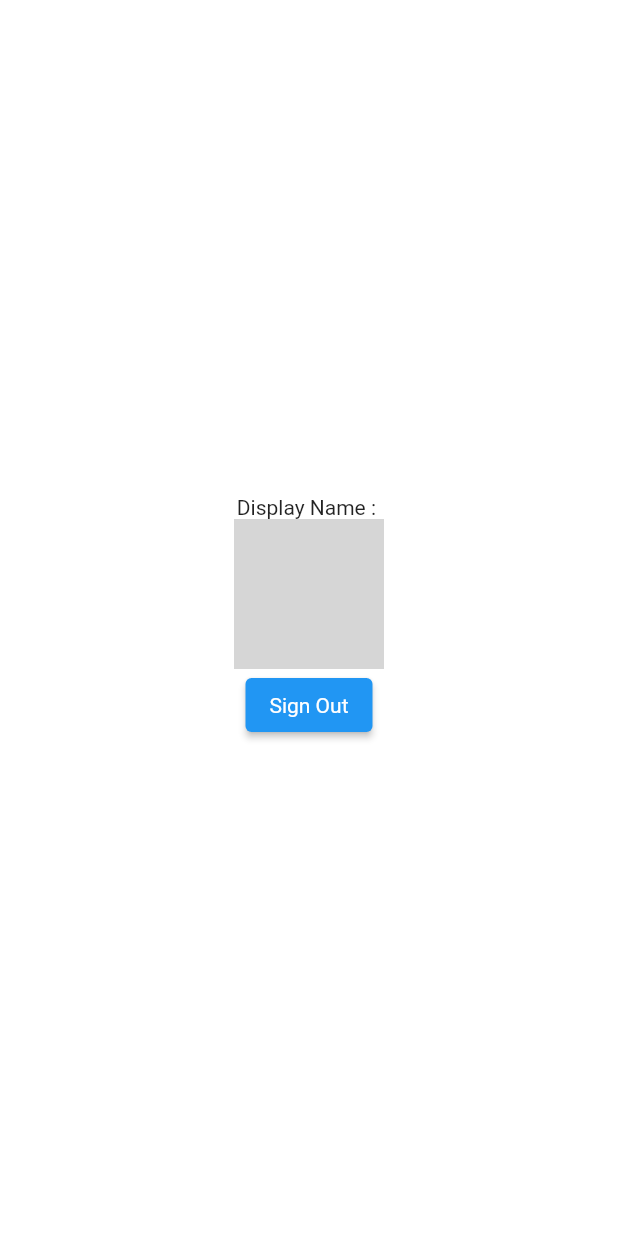
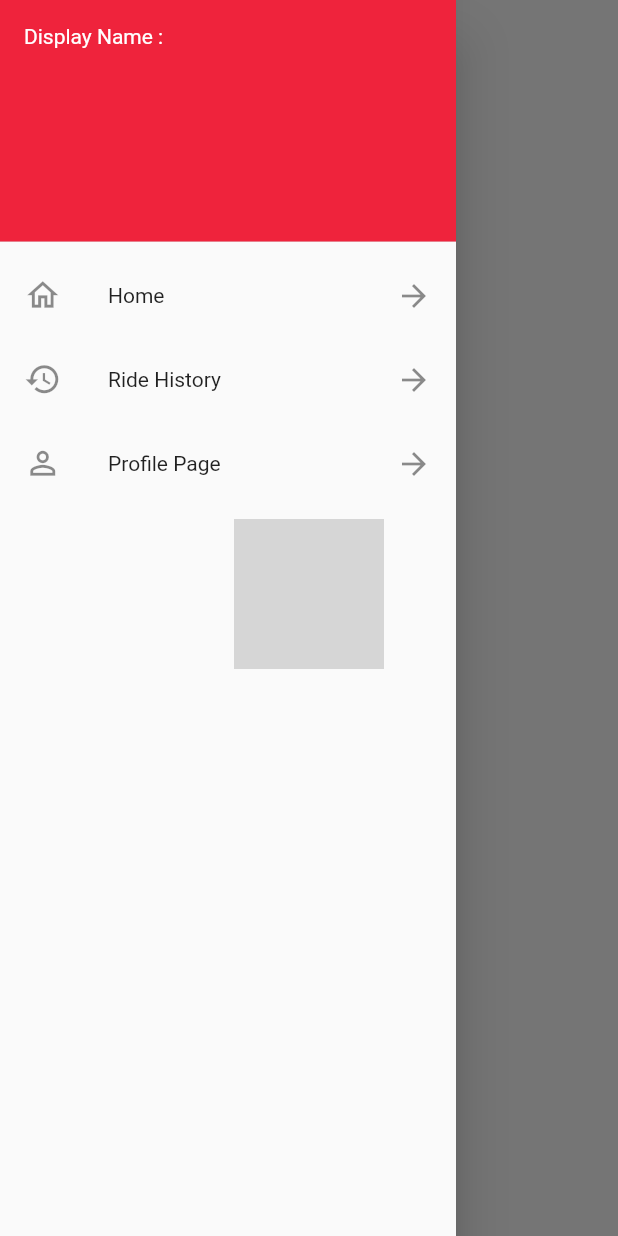
Before and after one commit to Shreyam-Saha/Fast-Aid, a Flutter app: the ProfilePage screen opened directly, with the side drawer open (before the commit the screen has no drawer), on a phone screen of 412 x 824 dp. Run offline on Flutter 3.47's test engine with Material 2 defaults, Android fonts, the phone set to English and light mode, and no system bars; our stand-ins replace firebase_auth, firebase_core, font_awesome_flutter, google_maps_flutter, google_sign_in; missing offline and left inert: sk_onboarding_screen; accounts and stored records are empty; grey boxes are pictures that could not be loaded.

Commit message:
Addded Drawer and solved new User issue

```diff
--- /dev/null
+++ b/lib/custom-widgets/Custom-Drawer.dart
@@ -0,0 +1,107 @@
+import 'dart:async';
+
+import 'package:fast_aid/constants/Color-Constants.dart';
+import 'package:fast_aid/pages/Home-Page.dart';
+import 'package:fast_aid/pages/Profile-Page.dart';
+import 'package:fast_aid/pages/Ride-History.dart';
+import 'package:fast_aid/utils/authentication/google-sign-in.dart';
+import 'package:firebase_auth/firebase_auth.dart';
+import 'package:flutter/material.dart';
+import 'package:provider/provider.dart';
+
+class CustomDrawer extends StatefulWidget {
+  const CustomDrawer({Key key}) : super(key: key);
+
+  @override
+  _CustomDrawerState createState() => _CustomDrawerState();
+}
+
+class _CustomDrawerState extends State<CustomDrawer> {
+  StreamSubscription<User> loginStateSubscription;
+  @override
+  void initState() {
+    var googleAuth = Provider.of<GoogleAuth>(context, listen: false);
+    loginStateSubscription = googleAuth.currentUser.listen((fbUser) {
+      if (fbUser == null) {
+        Navigator.pop(context);
+      }
+    });
+    super.initState();
+  }
+
+  @override
+  void dispose() {
+    loginStateSubscription.cancel();
+    super.dispose();
+  }
+
+  @override
+  Widget build(BuildContext context) {
+    final googleAuth = Provider.of<GoogleAuth>(context);
+    final currentUser = FirebaseAuth.instance.currentUser;
+    return Drawer(
+      child: ListView(
+        padding: EdgeInsets.zero,
+        children: <Widget>[
+          DrawerHeader(
+            decoration: BoxDecoration(
+              color: kImperialRed,
+            ),
+            child: Text(
+              'Display Name : ${currentUser.displayName}',
+              style: TextStyle(color: Colors.white),
+            ),
+          ),
+          ListTile(
+            leading: Icon(
+              Icons.home_outlined,
+              size: 25.0,
+            ),
+            title: Text('Home'),
+            trailing: Icon(Icons.arrow_forward),
+            onTap: () {
+              // Update the state of the app
+              // ...
+              // Then close the drawer
+              Navigator.of(context).pop();
+              Navigator.of(context)
+                  .push(MaterialPageRoute(builder: (context) => HomePage()));
+            },
+          ),
+          ListTile(
+            leading: Icon(
+              Icons.history_outlined,
+              size: 25.0,
+            ),
+            title: Text('Ride History'),
+            trailing: Icon(Icons.arrow_forward),
+            onTap: () {
+              // Update the state of the app
+              // ...
+              // Then close the drawer
+              Navigator.of(context).pop();
+              Navigator.of(context).push(
+                  MaterialPageRoute(builder: (context) => RideHistoryPage()));
+            },
+          ),
+          ListTile(
+            leading: Icon(
+              Icons.person_outline,
+              size: 25.0,
+            ),
+            title: Text('Profile Page'),
+            trailing: Icon(Icons.arrow_forward),
+            onTap: () {
+              // Update the state of the app
+              // ...
+              // Then close the drawer
+              Navigator.of(context).pop();
+              Navigator.of(context)
+                  .push(MaterialPageRoute(builder: (context) => ProfilePage()));
+            },
+          ),
+        ],
+      ),
+    );
+  }
+}
--- a/lib/main.dart
+++ b/lib/main.dart
@@ -1,4 +1,4 @@
-import 'package:fast_aid/pages/Landing-Page.dart';
+import 'package:fast_aid/pages/Home-Page.dart';
 import 'package:fast_aid/pages/Sign-Up-Page.dart';
 import 'package:fast_aid/utils/authentication/google-sign-in.dart';
 import 'package:firebase_core/firebase_core.dart';
@@ -24,7 +24,9 @@ class MyApp extends StatelessWidget {
           fontFamily: 'Roboto',
           primarySwatch: Colors.blue,
         ),
-        home: GoogleAuth().isSignedIn ? LandingPage() : SignUpPage(),
+        home: (GoogleAuth().isSignedIn && !GoogleAuth().isNewUser)
+            ? HomePage()
+            : SignUpPage(),
       ),
     );
   }
--- a/lib/pages/Home-Page.dart
+++ b/lib/pages/Home-Page.dart
@@ -1,5 +1,6 @@
 import 'dart:async';
 import 'package:fast_aid/constants/Color-Constants.dart';
+import 'package:fast_aid/custom-widgets/Custom-Drawer.dart';
 import 'package:flutter/material.dart';
 import 'package:google_maps_flutter/google_maps_flutter.dart';
 
@@ -18,6 +19,7 @@ class _HomePageState extends State<HomePage> {
 
   Widget build(BuildContext context) {
     return Scaffold(
+      drawer: CustomDrawer(),
       body: Stack(
         children: <Widget>[
           GoogleMap(
--- a/lib/pages/Profile-Page.dart
+++ b/lib/pages/Profile-Page.dart
@@ -1,4 +1,5 @@
 import 'dart:async';
+import 'package:fast_aid/custom-widgets/Custom-Drawer.dart';
 import 'package:fast_aid/utils/authentication/google-sign-in.dart';
 import 'package:firebase_auth/firebase_auth.dart';
 import 'package:flutter/material.dart';
@@ -34,7 +35,7 @@ class _ProfilePageState extends State<ProfilePage> {
     final googleAuth = Provider.of<GoogleAuth>(context);
     final currentUser = FirebaseAuth.instance.currentUser;
     return Scaffold(
-      bottomNavigationBar: null,
+      drawer: CustomDrawer(),
       backgroundColor: Colors.white,
       body: Center(
         child: Column(
--- a/lib/utils/authentication/google-sign-in.dart
+++ b/lib/utils/authentication/google-sign-in.dart
@@ -5,6 +5,7 @@ import 'package:google_sign_in/google_sign_in.dart';
 class GoogleAuth {
   final googleSignIn = GoogleSignIn();
   bool isSignedIn = false;
+  bool isNewUser = false;
 
   Stream<User> get currentUser => FirebaseAuth.instance.authStateChanges();
 
@@ -24,6 +25,9 @@ class GoogleAuth {
     isSignedIn = true;
     // Once signed in, return the UserCredential
     final result = await FirebaseAuth.instance.signInWithCredential(credential);
+    if (result.additionalUserInfo.isNewUser) {
+      isNewUser = true;
+    }
     return result;
   }
 
--- a/pubspec.yaml
+++ b/pubspec.yaml
@@ -35,7 +35,6 @@ dependencies:
   font_awesome_flutter: ^9.0.0
   sk_onboarding_screen: ^1.0.1
   google_maps_flutter: ^2.0.6
-  persistent_bottom_nav_bar: ^4.0.2
 
 dev_dependencies:
   flutter_test:
```
Also changed, not shown: lib/pages/Landing-Page.dart (deleted, +0 -81 lines), lib/pages/OnBoarding-Page.dart (+4 -5 lines), lib/pages/Ride-History.dart (+6 -1 lines), lib/pages/Sign-Up-Page.dart (+5 -2 lines), pubspec.lock.
